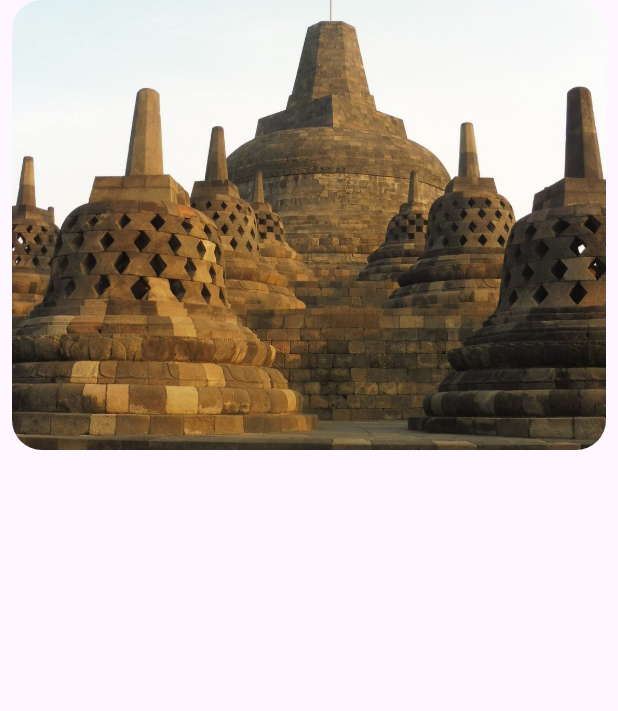
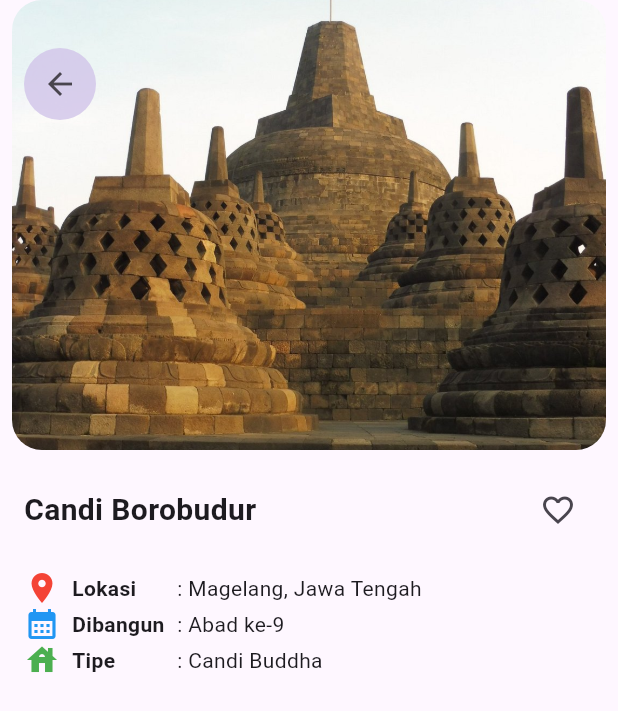
Before and after one commit to tribuanaayu/prj_wisatacandi_si51-1, a Flutter app: the screen it shows after launch, on a phone screen of 412 x 824 dp. Shown: the top 711 px of the screen. Run offline on Flutter 3.47's test engine with Material 3 defaults, Android fonts, the light colour scheme and no system bars.

Commit message:
Detail Wisata Candi Buddha

```diff
--- a/lib/screens/detail_screen.dart
+++ b/lib/screens/detail_screen.dart
@@ -26,8 +26,106 @@ class DetailScreen extends StatelessWidget {
                     fit: BoxFit.cover,
                   ),
                 ),
+              ),
+              Padding(
+                padding:
+                    const EdgeInsets.symmetric(horizontal: 16, vertical: 32),
+                child: Container(
+                  decoration: BoxDecoration(
+                    color: Colors.deepPurple[100]?.withOpacity(0.8),
+                    shape: BoxShape.circle,
+                  ),
+                  child: IconButton(
+                      onPressed: () {}, icon: const Icon(Icons.arrow_back)),
+                ),
               )
             ],
+          ),
+          Padding(
+            padding: EdgeInsets.symmetric(horizontal: 16),
+            child: Column(
+              children: [
+                SizedBox(
+                  height: 16,
+                ),
+                //atas
+                Row(
+                  mainAxisAlignment: MainAxisAlignment.spaceBetween,
+                  children: [
+                    Text(
+                      candi.name,
+                      style: const TextStyle(
+                          fontSize: 20, fontWeight: FontWeight.bold),
+                    ),
+                    IconButton(
+                        onPressed: () {}, icon: Icon(Icons.favorite_border)),
+                  ],
+                ),
+                SizedBox(
+                  height: 16,
+                ),
+
+                //tengah
+                Row(
+                  children: [
+                    const Icon(
+                      Icons.place,
+                      color: Colors.red,
+                    ),
+                    const SizedBox(
+                      width: 8,
+                    ),
+                    const SizedBox(
+                      width: 70,
+                      child: Text(
+                        'Lokasi',
+                        style: TextStyle(fontWeight: FontWeight.bold),
+                      ),
+                    ),
+                    Text(": ${candi.location}")
+                  ],
+                ),
+                //bawah
+                Row(
+                  children: [
+                    const Icon(
+                      Icons.calendar_month,
+                      color: Colors.blue,
+                    ),
+                    const SizedBox(
+                      width: 8,
+                    ),
+                    const SizedBox(
+                      width: 70,
+                      child: Text(
+                        'Dibangun',
+                        style: TextStyle(fontWeight: FontWeight.bold),
+                      ),
+                    ),
+                    Text(": ${candi.built}")
+                  ],
+                ),
+                Row(
+                  children: [
+                    const Icon(
+                      Icons.house,
+                      color: Colors.green,
+                    ),
+                    const SizedBox(
+                      width: 8,
+                    ),
+                    const SizedBox(
+                      width: 70,
+                      child: Text(
+                        'Tipe',
+                        style: TextStyle(fontWeight: FontWeight.bold),
+                      ),
+                    ),
+                    Text(": ${candi.type}")
+                  ],
+                ),
+              ],
+            ),
           )
         ],
       ),
--- a/pubspec.yaml
+++ b/pubspec.yaml
@@ -19,7 +19,7 @@ publish_to: 'none' # Remove this line if you wish to publish to pub.dev
 version: 1.0.0+1
 
 environment:
-  sdk: ^3.5.2
+  sdk: ^3.4.4
 
 # Dependencies specify other packages that your package needs in order to work.
 # To automatically upgrade your package dependencies to the latest versions
```
Also changed, not shown: pubspec.lock.
